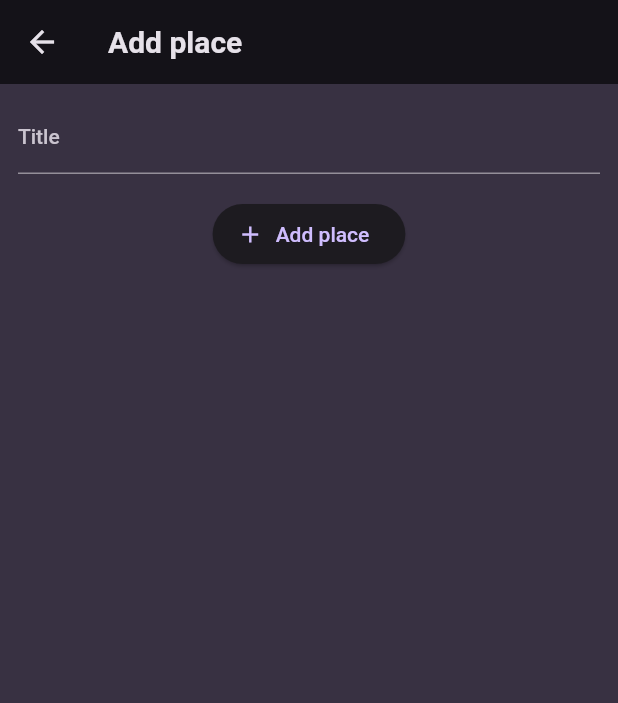
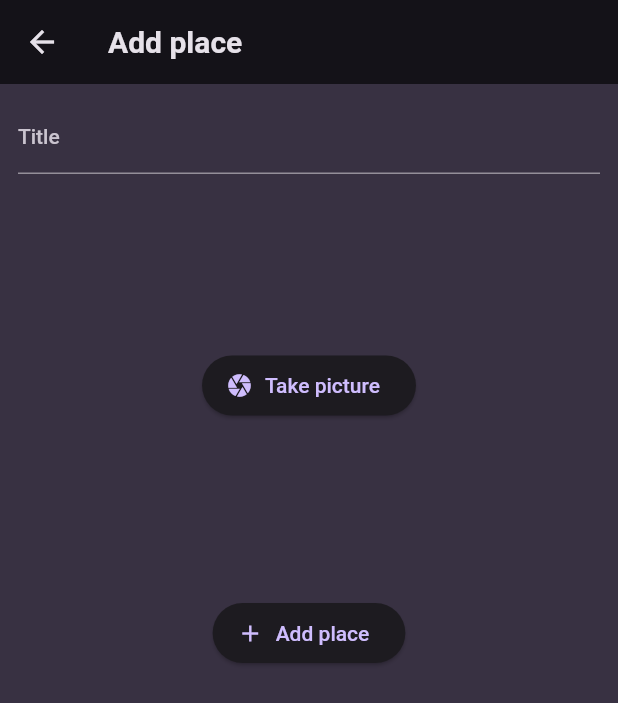
Before and after one commit to Sudhanva-Nadiger/favorite_places, a Flutter app: the AddPlaceScreen screen opened directly, on a phone screen of 412 x 824 dp. Shown: the top 703 px of the screen. Run offline on Flutter 3.47's test engine with Material 2 defaults, Android fonts, the phone set to English and light mode, and no system bars; our stand-ins replace flutter_riverpod, google_fonts, image_picker.

```diff
--- a/lib/screens/add_place.dart
+++ b/lib/screens/add_place.dart
@@ -1,4 +1,5 @@
 import 'package:favorite_places/providers/user_places.dart';
+import 'package:favorite_places/widgets/image_taker.dart';
 import 'package:flutter/material.dart';
 import 'package:flutter_riverpod/flutter_riverpod.dart';
 
@@ -55,6 +56,11 @@ class _AddPlaceScreenState extends ConsumerState<AddPlaceScreen> {
             const SizedBox(
               height: 16,
             ),
+            //Image picker
+            const ImageTaker(),
+            const SizedBox(
+              height: 16,
+            ),
             ElevatedButton.icon(
               onPressed: _savePlace,
               icon: const Icon(Icons.add),
--- /dev/null
+++ b/lib/widgets/image_taker.dart
@@ -0,0 +1,33 @@
+import 'package:flutter/material.dart';
+import 'package:image_picker/image_picker.dart';
+
+class ImageTaker extends StatefulWidget {
+  const ImageTaker({super.key});
+
+  @override
+  State<ImageTaker> createState() => _ImagePickerState();
+}
+
+class _ImagePickerState extends State<ImageTaker> {
+  Future<void> _takePicture() async {
+    final ImagePicker picker = ImagePicker();
+    final XFile? photo =
+        await picker.pickImage(source: ImageSource.camera, maxWidth: 600);
+  }
+
+  @override
+  Widget build(BuildContext context) {
+    return Container(
+      height: 250,
+      width: double.infinity,
+      alignment: Alignment.center,
+      child: ElevatedButton.icon(
+        onPressed: _takePicture,
+        icon: const Icon(Icons.camera),
+        label: const Text(
+          'Take picture',
+        ),
+      ),
+    );
+  }
+}
--- a/pubspec.yaml
+++ b/pubspec.yaml
@@ -38,6 +38,7 @@ dependencies:
   google_fonts: ^4.0.3
   uuid: ^3.0.6
   flutter_riverpod: ^2.3.4
+  image_picker: ^0.8.7+2
 
 dev_dependencies:
   flutter_test:
```
Also changed, not shown: lib/screens/places_detail.dart (+18 -0 lines), lib/widgets/places_list.dart (+8 -0 lines), pubspec.lock.
